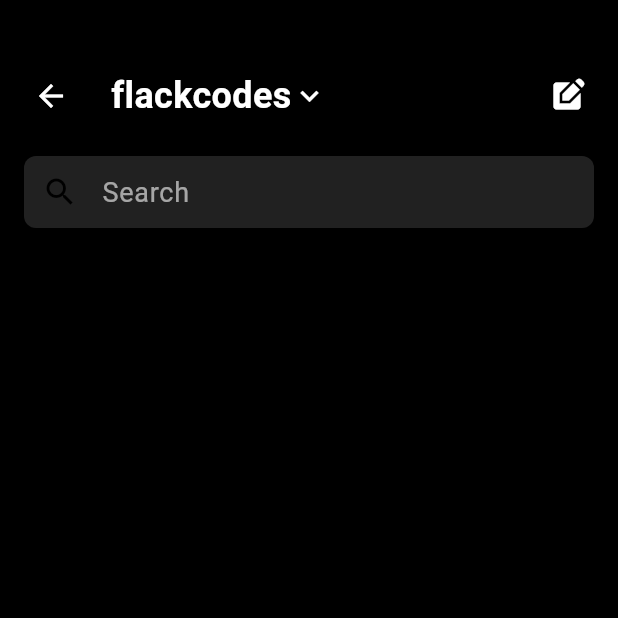
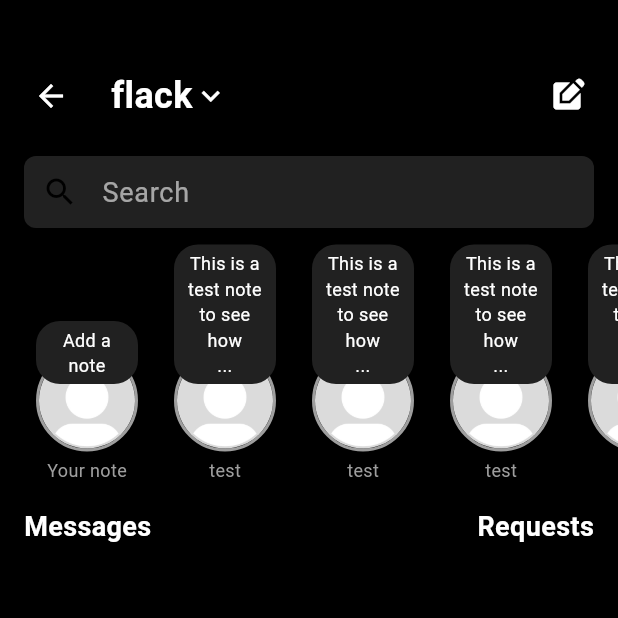
Before and after one commit to FlackCode/flutterInstagramClone, a Flutter app: the MessagesPage screen opened directly, on a phone screen of 412 x 824 dp, the top half of it. Run offline on Flutter 3.47's test engine with Material 3 defaults, Android fonts, the phone set to English and light mode, and no system bars.

Commit message:
Added notes UI, finishing up messages UI
slightly unproductive due to being sick...

```diff
--- a/lib/components/messages_appbar.dart
+++ b/lib/components/messages_appbar.dart
@@ -18,8 +18,8 @@ class MessagesAppbar extends StatelessWidget {
             icon: const Icon(Icons.arrow_back, color: Colors.white),
             onPressed: () {
               Navigator.pop(context);
-              Navigator.push(
-                  context, MaterialPageRoute(builder: (context) => const HomePage()));
+              Navigator.push(context,
+                  MaterialPageRoute(builder: (context) => const HomePage()));
             },
           ),
           const SizedBox(
@@ -28,7 +28,7 @@ class MessagesAppbar extends StatelessWidget {
           const Row(
             children: [
               Text(
-                "flackcodes",
+                "flack",
                 style: TextStyle(
                     fontWeight: FontWeight.bold,
                     fontSize: 24,
--- a/lib/components/my_profileappbar.dart
+++ b/lib/components/my_profileappbar.dart
@@ -17,7 +17,7 @@ class MyProfileappbar extends StatelessWidget {
           const Row(
             children: [
               Text(
-                "flackcodes",
+                "flack",
                 style: TextStyle(
                     fontWeight: FontWeight.bold,
                     fontSize: 24,
--- a/lib/components/note_item.dart
+++ b/lib/components/note_item.dart
@@ -1,10 +1,84 @@
 import 'package:flutter/material.dart';
 
 class NoteItem extends StatelessWidget {
-  const NoteItem({super.key});
+  final String imagePath;
+  final String name;
+  final String? note;
+
+  const NoteItem({
+    super.key,
+    required this.imagePath,
+    required this.name,
+    this.note,
+  });
+
+  String formatNote() {
+    if (note?.isNotEmpty == true) {
+      String newNote =
+          note!.length > 30 ? "${note!.substring(0, 30)}..." : note!;
+      return newNote.replaceAllMapped(
+          RegExp('.{10}'), (match) => '${match.group(0)}\n');
+    } else {
+      return "Add a note";
+    }
+  }
 
   @override
   Widget build(BuildContext context) {
-    return const Placeholder();
+    return SizedBox(
+      height: 180,
+      child: Stack(
+        alignment: Alignment.bottomCenter,
+        children: [
+          Column(
+            mainAxisAlignment: MainAxisAlignment.end,
+            children: [
+              Container(
+                margin: const EdgeInsets.only(bottom: 4),
+                decoration: BoxDecoration(
+                  shape: BoxShape.circle,
+                  border: Border.all(
+                    color: Colors.grey,
+                    width: 2,
+                  ),
+                ),
+                child: ClipOval(
+                  child: Image.asset(
+                    imagePath,
+                    width: 64,
+                    height: 64,
+                    fit: BoxFit.cover,
+                  ),
+                ),
+              ),
+              Text(
+                name,
+                style: const TextStyle(color: Colors.grey, fontSize: 12),
+              ),
+            ],
+          ),
+          Positioned(
+            bottom: 66,
+            left: 0,
+            right: 0,
+            child: Center(
+              child: Container(
+                width: 80,
+                padding: const EdgeInsets.symmetric(horizontal: 8, vertical: 4),
+                decoration: BoxDecoration(
+                  borderRadius: BorderRadius.circular(16),
+                  color: Colors.grey.shade900,
+                ),
+                child: Text(
+                  formatNote(),
+                  textAlign: TextAlign.center,
+                  style: const TextStyle(color: Colors.white, fontSize: 12),
+                ),
+              ),
+            ),
+          ),
+        ],
+      ),
+    );
   }
 }
--- a/lib/components/notes_component.dart
+++ b/lib/components/notes_component.dart
@@ -1,10 +1,39 @@
 import 'package:flutter/material.dart';
+import 'package:flutterinstagramclone/components/note_item.dart';
 
 class NotesComponent extends StatelessWidget {
   const NotesComponent({super.key});
 
   @override
   Widget build(BuildContext context) {
-    return const Placeholder();
+    return SizedBox(
+      height: 170,
+      child: ListView.builder(
+        scrollDirection: Axis.horizontal,
+        itemCount: 5,
+        itemBuilder: (context, index) {
+          if (index == 0) {
+            return const Padding(
+              padding: EdgeInsets.only(left: 24),
+              child: NoteItem(
+                imagePath: "assets/defaultpfp.jpg",
+                name: "Your note",
+                note: "",
+              ),
+            );
+          } else {
+            return const Padding(
+              padding: EdgeInsets.only(left: 24),
+              child: NoteItem(
+                imagePath: "assets/defaultpfp.jpg",
+                name: "test",
+                note:
+                    "This is a test note to see how it looks above the profile picture.",
+              ),
+            );
+          }
+        },
+      ),
+    );
   }
 }
--- a/lib/components/post_item.dart
+++ b/lib/components/post_item.dart
@@ -32,7 +32,7 @@ class PostItem extends StatelessWidget {
                       crossAxisAlignment: CrossAxisAlignment.start,
                       children: [
                         Text(
-                          'flackcodes',
+                          'flack',
                           style: TextStyle(
                             fontWeight: FontWeight.bold,
                             color: Colors.white,
@@ -112,7 +112,7 @@ class PostItem extends StatelessWidget {
             child: Row(
               children: [
                 Text(
-                  'flackcodes',
+                  'flack',
                   style: TextStyle(
                       color: Colors.white, fontWeight: FontWeight.bold),
                 ),
--- a/lib/pages/messages_page.dart
+++ b/lib/pages/messages_page.dart
@@ -1,5 +1,6 @@
 import 'package:flutter/material.dart';
 import 'package:flutterinstagramclone/components/messages_appbar.dart';
+import 'package:flutterinstagramclone/components/notes_component.dart';
 
 class MessagesPage extends StatelessWidget {
   const MessagesPage({super.key});
@@ -33,6 +34,32 @@ class MessagesPage extends StatelessWidget {
               style: const TextStyle(color: Colors.white),
             ),
           ),
+          const NotesComponent(),
+          const SizedBox(
+            height: 16,
+          ),
+          Container(
+            margin: const EdgeInsets.symmetric(horizontal: 16),
+            child: const Row(
+              mainAxisAlignment: MainAxisAlignment.spaceBetween,
+              children: [
+                Text(
+                  "Messages",
+                  style: TextStyle(
+                      color: Colors.white,
+                      fontWeight: FontWeight.bold,
+                      fontSize: 18),
+                ),
+                Text(
+                  "Requests",
+                  style: TextStyle(
+                      color: Colors.white,
+                      fontWeight: FontWeight.bold,
+                      fontSize: 18),
+                )
+              ],
+            ),
+          )
         ],
       ),
     );
--- a/lib/pages/profile_page.dart
+++ b/lib/pages/profile_page.dart
@@ -108,14 +108,14 @@ class ProfilePage extends StatelessWidget {
                       crossAxisAlignment: CrossAxisAlignment.start,
                       children: [
                         const Text(
-                          "dima",
+                          "flack",
                           style: TextStyle(
                               color: Colors.white,
                               fontWeight: FontWeight.bold,
                               fontSize: 18),
                         ),
                         const Text(
-                          "gymcel",
+                          "coding...",
                           style: TextStyle(color: Colors.white, fontSize: 16),
                         ),
                         Container(
```
